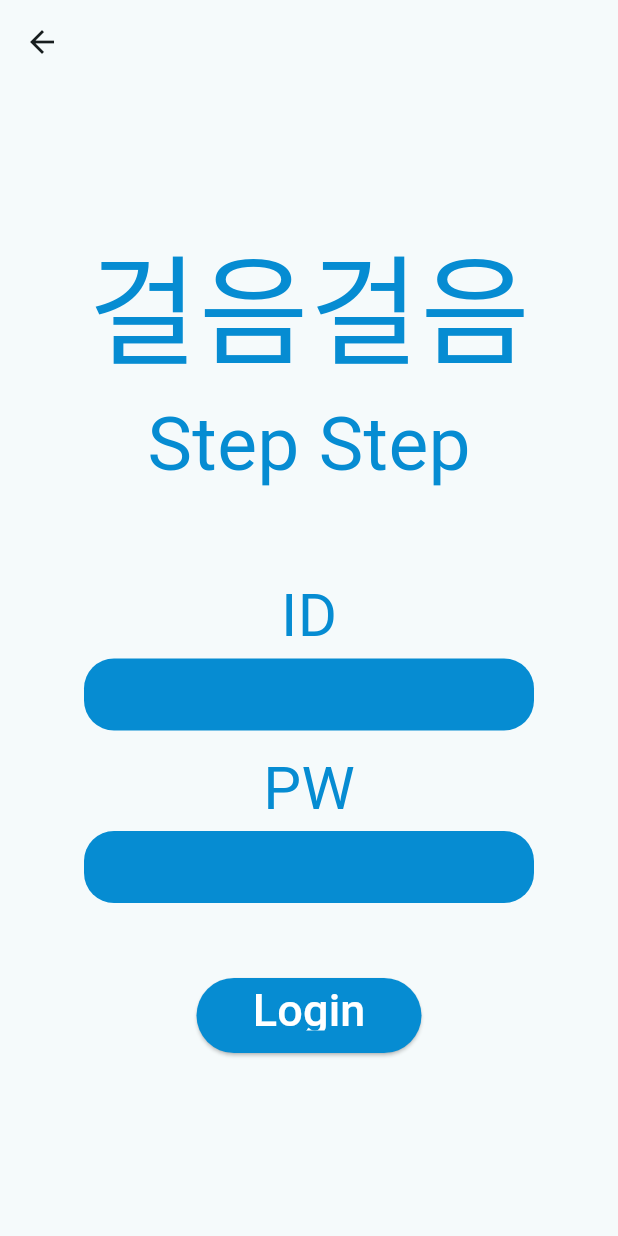
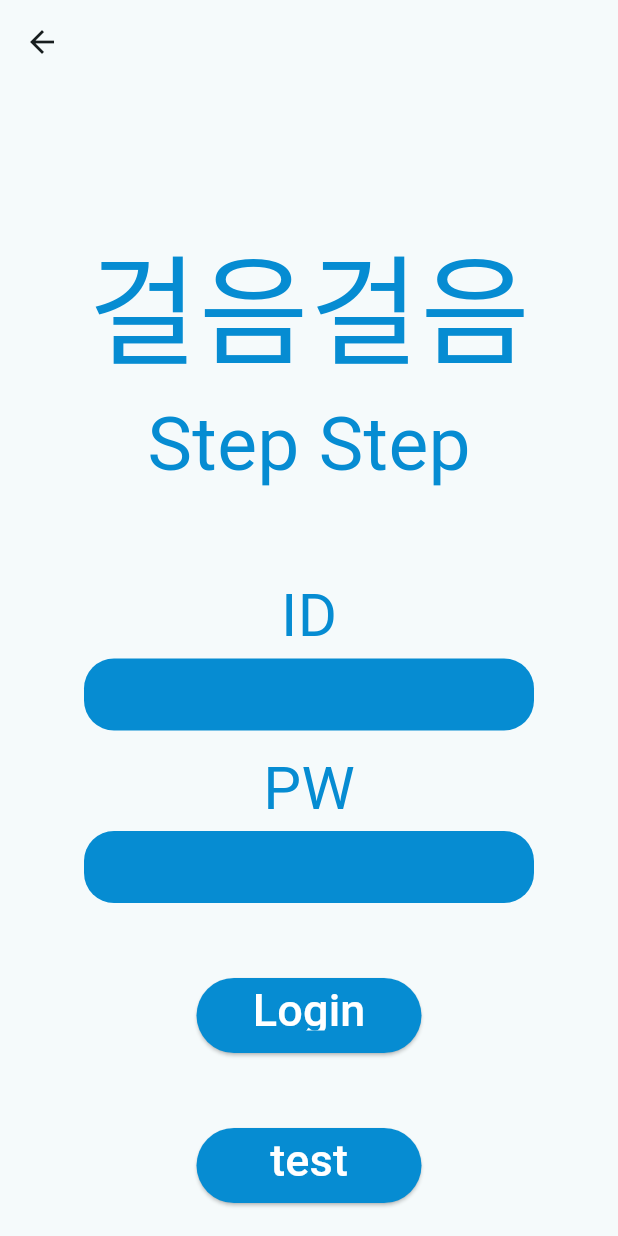
Before and after one commit to lukdown/flutter_walking, a Flutter app: the Login_page screen opened by its route, after a tap on "Login", on a phone screen of 412 x 824 dp. Run offline on Flutter 3.47's test engine with Material 3 defaults, Android fonts, the phone set to English and light mode, and no system bars; our stand-ins replace dio, flutter_secure_storage; accounts and stored records are empty; network calls fail.

Commit message:
로그인

```diff
--- a/lib/JongHee/Login_Page.dart
+++ b/lib/JongHee/Login_Page.dart
@@ -29,7 +29,7 @@ class _Login_Page extends StatefulWidget {
 }
 
 class _LoginPageState extends State<_Login_Page> {
-  final FlutterSecureStorage storage = new FlutterSecureStorage();
+  final storage = const FlutterSecureStorage();
   final TextEditingController _idController = TextEditingController();
   final TextEditingController _pwController = TextEditingController();
 
@@ -120,12 +120,52 @@ class _LoginPageState extends State<_Login_Page> {
                   padding: EdgeInsets.only(bottom: 15)
                 ),
                 onPressed: (){
-                  getUserData(_idController.text, _pwController.text, context);
+                  getUserData(storage,_idController.text, _pwController.text, context);
                 },
                 child: Text("Login",
                   style: TextStyle(
                     fontSize: 30,
                     color: Color(0xFFffffff)
+                  ),
+                ),
+              ),
+            ),
+            Container(
+              width: 150,
+              height: 50,
+              margin: EdgeInsets.only(top: 50),
+              child: ElevatedButton(
+                style: ElevatedButton.styleFrom(
+                    backgroundColor: Color(0xFF068cd2),
+                    padding: EdgeInsets.only(bottom: 15)
+                ),
+                onPressed: (){
+                  test(storage);
+                },
+                child: Text("test",
+                  style: TextStyle(
+                      fontSize: 30,
+                      color: Color(0xFFffffff)
+                  ),
+                ),
+              ),
+            ),
+            Container(
+              width: 150,
+              height: 50,
+              margin: EdgeInsets.only(top: 50),
+              child: ElevatedButton(
+                style: ElevatedButton.styleFrom(
+                    backgroundColor: Color(0xFF068cd2),
+                    padding: EdgeInsets.only(bottom: 15)
+                ),
+                onPressed: (){
+                  testlogout(storage);
+                },
+                child: Text("testlogout",
+                  style: TextStyle(
+                      fontSize: 30,
+                      color: Color(0xFFffffff)
                   ),
                 ),
               ),
@@ -139,7 +179,7 @@ class _LoginPageState extends State<_Login_Page> {
 }
 
 
-Future<void> getUserData(String id, String password, BuildContext context) async {
+Future<void> getUserData(storage, String id, String password, BuildContext context) async {
   print("getPersonByNo(): 데이터 가져오기 중");
   print(id);
   print(password);
@@ -180,10 +220,13 @@ Future<void> getUserData(String id, String password, BuildContext context) async
 
       print(response.data['apiData']); // json->map 자동변경
 
+      var data = response.data['apiData'];
+      var userNo = data['users_no'].toString();
+      print("==================="); // json->map 자동변
+      //print(data['users_no'].toString()); // json->map 자동변경
 
-
-      //await storage.write(key: 'UserData', value: response.data['apiData']);
-      //await storage.write(key: 'UserToken', value: token);
+      await storage.write(key: 'UserNo', value: userNo);
+      await storage.write(key: 'UserToken', value: token);
 
       Navigator.pushNamed(context, "/course_list");
       //return UserListVo.fromJson(response.data);
@@ -196,3 +239,19 @@ Future<void> getUserData(String id, String password, BuildContext context) async
     throw Exception('Failed to load person: $e');
   }
 }
+
+Future<void> test(storage)async{
+  String xxx = await storage.read(key: 'UserToken');
+  print(xxx);
+
+  String zzz = await storage.read(key: 'UserNo');
+  print(zzz);
+}
+
+Future<void> testlogout(storage)async{
+  await storage.delete(key: 'UserToken');
+
+
+  await storage.delete(key: 'UserNo');
+
+}
--- a/pubspec.yaml
+++ b/pubspec.yaml
@@ -30,7 +30,7 @@ environment:
 dependencies:
   flutter:
     sdk: flutter
-  flutter_secure_storage : ^5.0.2 # flutter_secure_storage 관련 패키지
+  flutter_secure_storage : ^9.2.2 # flutter_secure_storage 관련 패키지
   dio: ^4.0.0
 
   # The following adds the Cupertino Icons font to your application.
```
Also changed, not shown: pubspec.lock, 2 other files.
